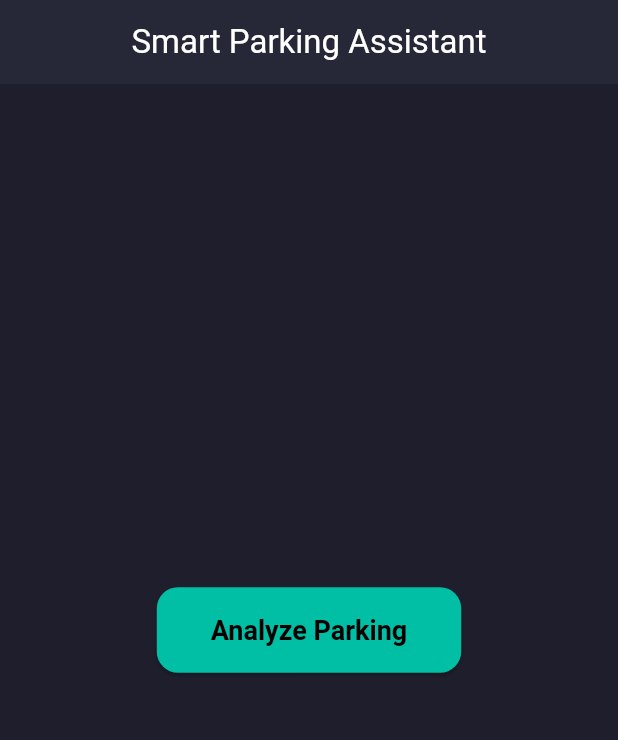
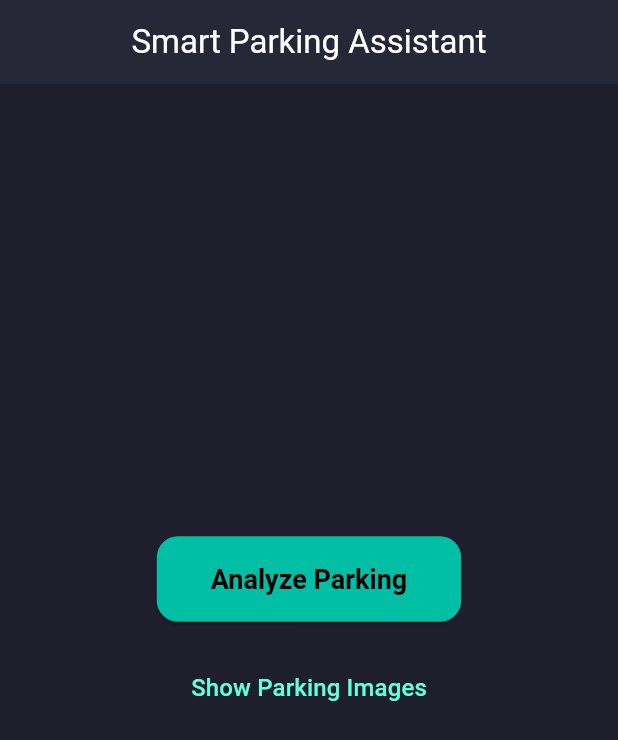
Before and after one commit to Fawwazoa/parking_assistant, a Flutter app: the screen it shows after launch, on a phone screen of 412 x 824 dp. Shown: the top 740 px of the screen. Run offline on Flutter 3.47's test engine with Material 3 defaults, Android fonts, the light colour scheme and no system bars; our stand-ins replace cloud_firestore, firebase_core, flutter_dotenv, google_generative_ai; accounts and stored records are empty.

Commit message:
HomeScreen Updated

```diff
--- a/lib/UI/home_screen.dart
+++ b/lib/UI/home_screen.dart
@@ -16,11 +16,14 @@ class _HomeScreenState extends State<HomeScreen> {
 
   String _recommendation = '';
   bool _isLoading = false;
+  bool _showImages = false;
+  List<File> _parkingImages = [];
 
   Future<void> _analyzeParkingImages() async {
     setState(() {
       _isLoading = true;
       _recommendation = '';
+      _parkingImages = [];
     });
 
     try {
@@ -29,6 +32,7 @@ class _HomeScreenState extends State<HomeScreen> {
 
       setState(() {
         _recommendation = result.trim();
+        _parkingImages = images;
       });
     } catch (e) {
       setState(() {
@@ -54,6 +58,65 @@ class _HomeScreenState extends State<HomeScreen> {
       child: const Text('Analyze Parking'),
     );
   }
+
+  Widget _buildToggleImagesButton() {
+    return TextButton(
+      onPressed: () {
+        setState(() {
+          _showImages = !_showImages;
+        });
+      },
+      child: Text(
+        _showImages ? 'Hide Parking Images' : 'Show Parking Images',
+        style: const TextStyle(color: Colors.tealAccent, fontSize: 16),
+      ),
+    );
+  }
+
+ Widget _buildImagesGallery() {
+  if (!_showImages || _parkingImages.isEmpty) return const SizedBox.shrink();
+
+  return Padding(
+    padding: const EdgeInsets.symmetric(vertical: 12),
+    child: Center(
+      child: SingleChildScrollView(
+        scrollDirection: Axis.horizontal,
+        child: Row(
+          mainAxisAlignment: MainAxisAlignment.center,
+          children: _parkingImages.map((imageFile) {
+            return Padding(
+              padding: const EdgeInsets.symmetric(horizontal: 8),
+              child: Container(
+                width: 200,
+                height: 200,
+                decoration: BoxDecoration(
+                  borderRadius: BorderRadius.circular(16),
+                  border: Border.all(color: Colors.tealAccent.withOpacity(0.5)),
+                  boxShadow: [
+                    BoxShadow(
+                      color: Colors.black.withOpacity(0.3),
+                      blurRadius: 6,
+                      offset: const Offset(2, 2),
+                    )
+                  ],
+                ),
+                child: ClipRRect(
+                  borderRadius: BorderRadius.circular(16),
+                  child: Image.file(
+                    imageFile,
+                    fit: BoxFit.cover,
+                  ),
+                ),
+              ),
+            );
+          }).toList(),
+        ),
+      ),
+    ),
+  );
+}
+
+
 
   Widget _buildRecommendationCard() {
     if (_recommendation.isEmpty) return const SizedBox.shrink();
@@ -107,11 +170,16 @@ class _HomeScreenState extends State<HomeScreen> {
       body: Center(
         child: Padding(
           padding: const EdgeInsets.symmetric(horizontal: 24.0),
+          child: SingleChildScrollView(
             child: Column(
               mainAxisAlignment: MainAxisAlignment.center,
               children: [
                 _buildAnalyzeButton(),
-              const SizedBox(height: 40),
+                const SizedBox(height: 20),
+                _buildToggleImagesButton(),
+                const SizedBox(height: 10),
+                _buildImagesGallery(),
+                const SizedBox(height: 30),
                 if (_isLoading)
                   const CircularProgressIndicator(
                     color: Colors.tealAccent,
@@ -122,6 +190,7 @@ class _HomeScreenState extends State<HomeScreen> {
             ),
           ),
         ),
+      ),
     );
   }
 }
```
Lines whose indentation alone changed are shown as unchanged.
